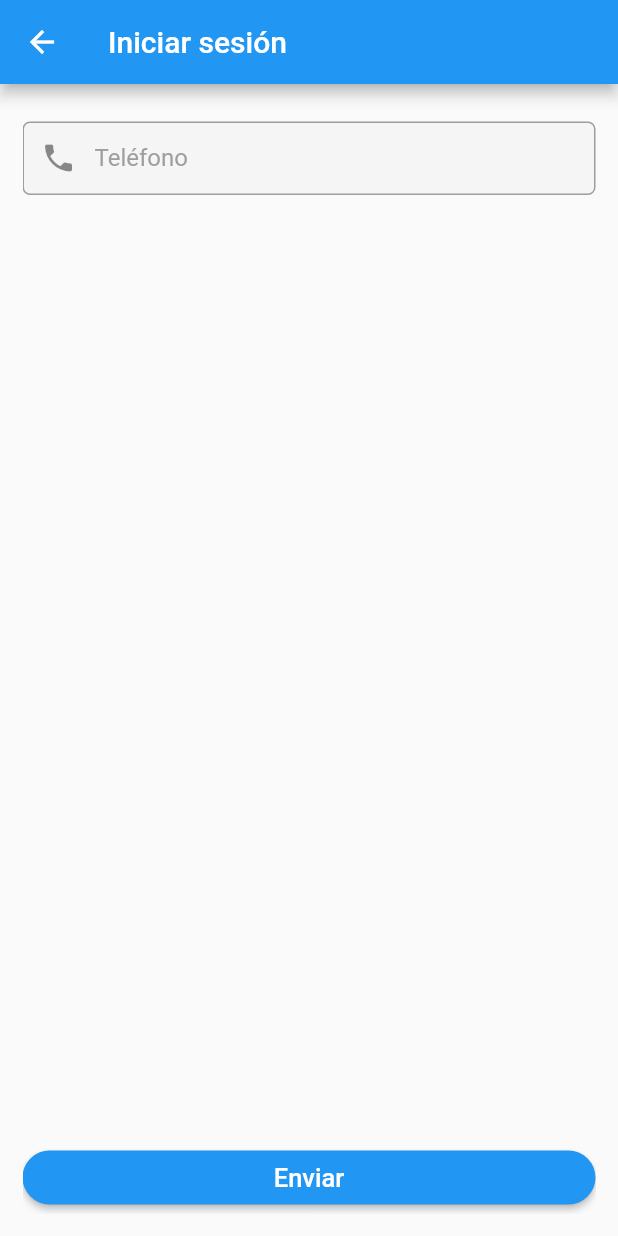
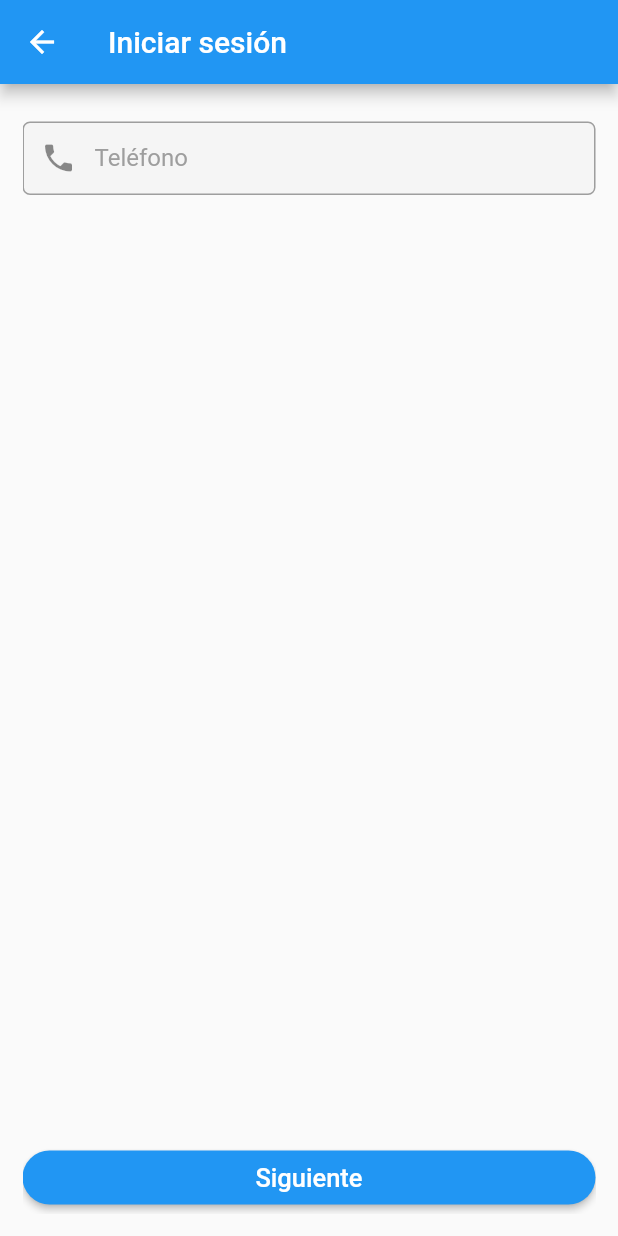
Before and after one commit to ulises214/hackathon-github-app, a Flutter app: the screen it shows after launch, after a tap on "Iniciar sesión", on a phone screen of 412 x 824 dp. Run offline on Flutter 3.47's test engine with Material 2 defaults, Android fonts, the phone set to English and light mode, and no system bars; our stand-ins replace go_router, pin_code_fields.

Commit message:
created register form

```diff
--- a/lib/app/core/routes/routes.dart
+++ b/lib/app/core/routes/routes.dart
@@ -11,8 +11,10 @@ final GoRouter route = GoRouter(
       builder: (BuildContext context, state) => const InitialPage(),
     ),
     GoRoute(
-      path: '/login',
-      builder: (BuildContext context, state) => LoginPage(),
+      path: '/login/:isRegister',
+      builder: (BuildContext context, state) {
+        return LoginPage(isRegister: state.params['isRegister']! == 'true');
+      },
     ),
     GoRoute(
       path: '/home',
--- a/lib/app/features/initial/design/pages/initial_page.dart
+++ b/lib/app/features/initial/design/pages/initial_page.dart
@@ -11,7 +11,9 @@ class InitialPage extends StatelessWidget {
   @override
   Widget build(BuildContext context) {
     log('InitialPage.build()');
-    return Scaffold(
+    return WillPopScope(
+      onWillPop: () async => false,
+      child: Scaffold(
         backgroundColor: Colors.white,
         body: SafeArea(
           child: Column(
@@ -19,9 +21,10 @@ class InitialPage extends StatelessWidget {
             mainAxisAlignment: MainAxisAlignment.center,
             children: [
               Padding(
-              padding: const EdgeInsets.symmetric(horizontal: 20, vertical: 5),
+                padding:
+                    const EdgeInsets.symmetric(horizontal: 20, vertical: 5),
                 child: PrimaryButton(
-                onPressed: (context) => context.push('/login'),
+                  onPressed: (context) => context.push('/login/false'),
                   text: 'Iniciar sesión',
                 ),
               ),
@@ -39,7 +42,8 @@ class InitialPage extends StatelessWidget {
                             color: Colors.blue,
                             decoration: TextDecoration.underline,
                           ),
-                        recognizer: TapGestureRecognizer()..onTap = () {},
+                          recognizer: TapGestureRecognizer()
+                            ..onTap = () => context.push('/login/true'),
                         ),
                       ],
                     ),
@@ -49,6 +53,7 @@ class InitialPage extends StatelessWidget {
             ],
           ),
         ),
+      ),
     );
   }
 }
--- a/lib/app/features/login/design/pages/login.dart
+++ b/lib/app/features/login/design/pages/login.dart
@@ -1,17 +1,20 @@
+import 'dart:developer';
+
 import 'package:flutter/material.dart';
 import 'package:hackathon_github_app/app/features/login/design/states/states.dart';
 import 'package:hackathon_github_app/app/features/login/design/widgets/widgets.dart';
 import 'package:provider/provider.dart';
 
 class LoginPage extends StatelessWidget {
-  const LoginPage({super.key});
-
+  const LoginPage({super.key, required this.isRegister});
+  final bool isRegister;
   @override
   Widget build(BuildContext context) {
+    log(isRegister.toString());
     final authProvider = context.watch<AuthProvider>();
     return Scaffold(
       appBar: AppBar(
-        title: const Text('Iniciar sesión'),
+        title: Text(isRegister ? 'Registrarse' : 'Iniciar sesión'),
       ),
       body: SafeArea(
         child: Padding(
@@ -20,8 +23,8 @@ class LoginPage extends StatelessWidget {
             controller: authProvider.pageController,
             physics: const NeverScrollableScrollPhysics(),
             children: [
-              PhoneForm(),
-              SmsCodeValidation(),
+              PhoneForm(isRegister: isRegister),
+              SmsCodeValidation(isRegister: isRegister),
             ],
           ),
         ),
--- a/lib/app/features/login/design/widgets/phone_form.dart
+++ b/lib/app/features/login/design/widgets/phone_form.dart
@@ -1,7 +1,8 @@
 part of 'widgets.dart';
 
 class PhoneForm extends StatelessWidget {
-  PhoneForm({super.key});
+  PhoneForm({super.key, this.isRegister = false});
+  final bool isRegister;
   final _formKey = GlobalKey<FormState>();
   @override
   Widget build(BuildContext context) {
@@ -9,6 +10,21 @@ class PhoneForm extends StatelessWidget {
       key: _formKey,
       child: Column(
         children: [
+          if (isRegister)
+            Padding(
+              padding: const EdgeInsets.symmetric(vertical: 10),
+              child: Input(
+                label: 'Nombre',
+                controller: context.watch<AuthProvider>().nameController,
+                prefixIcon: const Icon(Icons.person),
+                validator: (String? value) {
+                  if (value == null || value.isEmpty) {
+                    return 'Campo vació';
+                  }
+                  return null;
+                },
+              ),
+            ),
           Padding(
             padding: const EdgeInsets.symmetric(vertical: 10),
             child: Input(
@@ -16,15 +32,23 @@ class PhoneForm extends StatelessWidget {
               controller: context.watch<AuthProvider>().phoneController,
               prefixIcon: const Icon(Icons.phone),
               keyboardType: TextInputType.phone,
-              validator: (String? value) =>
-                  context.watch<AuthProvider>().validateField(value),
+              validator: (String? value) {
+                if (value == null || value.isEmpty) {
+                  return 'Campo vació';
+                }
+                return null;
+              },
             ),
           ),
           const Spacer(),
           PrimaryButton(
-            onPressed: (context) =>
-                context.read<AuthProvider>().authPhoneNumber(),
-            text: 'Enviar',
+            onPressed: (context) {
+              if (!_formKey.currentState!.validate()) return;
+              isRegister
+                  ? context.read<AuthProvider>().authPhoneNumber()
+                  : context.read<AuthProvider>().register();
+            },
+            text: isRegister ? 'Registrarse' : 'Siguiente',
           ),
         ],
       ),
```
Also changed, not shown: lib/app/features/login/design/states/auth_provider.dart (+13 -9 lines), lib/app/features/login/design/widgets/sms_code_validation.dart (+5 -3 lines). Lines whose indentation alone changed are shown as unchanged.
